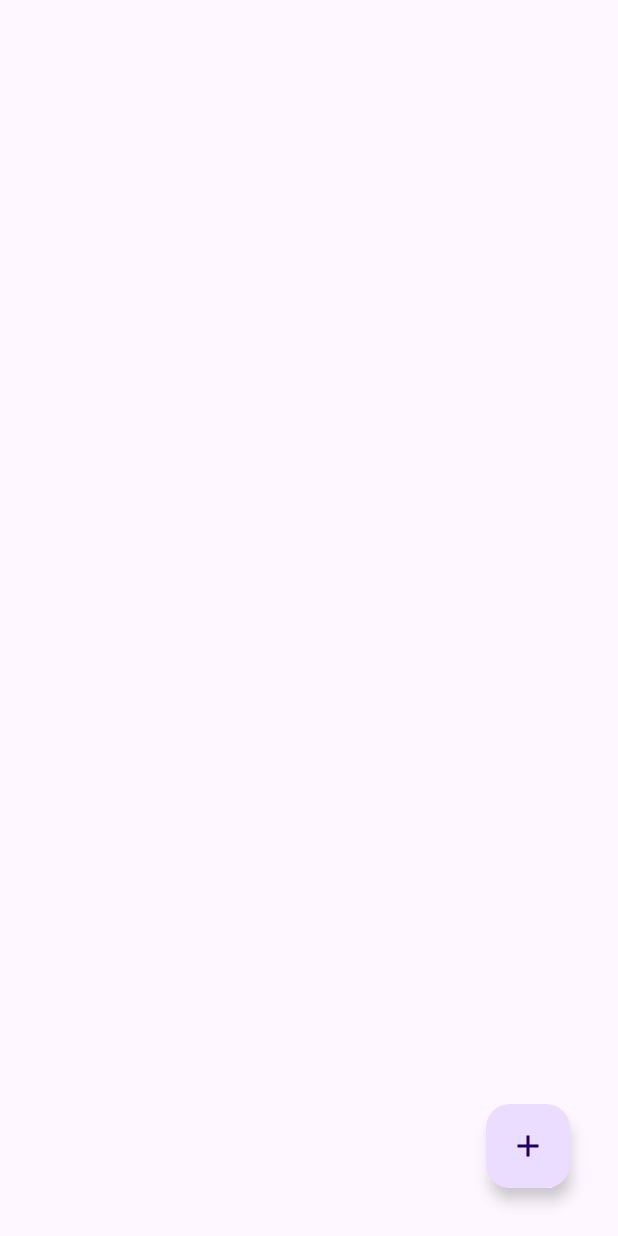
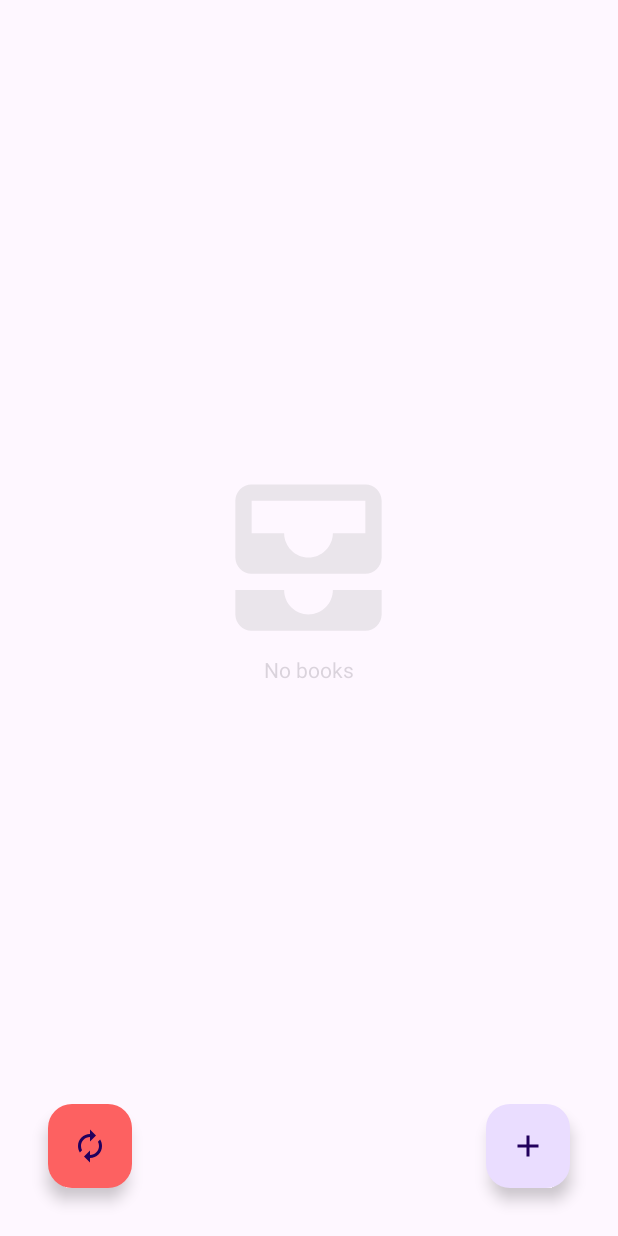
Before and after one commit to oktapiancaw/SimpleBookLibrary, an Android app: the screen it shows after launch (MainActivity), on a phone screen of 412 x 824 dp. Run offline under Robolectric (Android 15) with nearby library versions, the phone set to English and light mode, and no system bars.

Commit message:
Added delete all book function

```diff
--- a/app/src/main/java/com/serbi/libraryapplication/DatabaseHelper.java
+++ b/app/src/main/java/com/serbi/libraryapplication/DatabaseHelper.java
@@ -82,6 +82,11 @@ public class DatabaseHelper extends SQLiteOpenHelper {
         }
     }
 
+    public void deleteAllBook() {
+        SQLiteDatabase database = this.getWritableDatabase();
+        database.execSQL("DELETE FROM " + TABLE_NAME);
+    }
+
     public Cursor readAllData() {
         String readAllDataQuery = "SELECT * FROM " + TABLE_NAME;
         SQLiteDatabase database = this.getReadableDatabase();
--- a/app/src/main/java/com/serbi/libraryapplication/MainActivity.java
+++ b/app/src/main/java/com/serbi/libraryapplication/MainActivity.java
@@ -1,12 +1,16 @@
 package com.serbi.libraryapplication;
 
+import android.content.DialogInterface;
 import android.content.Intent;
 import android.database.Cursor;
 import android.os.Bundle;
 import android.view.View;
+import android.widget.ImageView;
+import android.widget.TextView;
 import android.widget.Toast;
 
 import androidx.activity.EdgeToEdge;
+import androidx.appcompat.app.AlertDialog;
 import androidx.appcompat.app.AppCompatActivity;
 import androidx.core.graphics.Insets;
 import androidx.core.view.ViewCompat;
@@ -21,11 +25,13 @@ import java.util.ArrayList;
 public class MainActivity extends AppCompatActivity {
 
     RecyclerView rv_books;
-    FloatingActionButton btn_toAddBookPage;
+    FloatingActionButton btn_toAddBookPage, btn_deleteAll;
 
     DatabaseHelper database;
     ArrayList<String> book_id, book_title, book_author, book_pages;
     CustomBookAdapter bookAdapter;
+    ImageView iv_noData;
+    TextView tv_noData_txt;
 
     @Override
     protected void onCreate(Bundle savedInstanceState) {
@@ -39,7 +45,27 @@ public class MainActivity extends AppCompatActivity {
         });
 
         rv_books = findViewById(R.id.rv_books);
+
         btn_toAddBookPage = findViewById(R.id.btn_plus);
+        btn_deleteAll = findViewById(R.id.btn_deleteAllButton);
+
+        database = new DatabaseHelper(MainActivity.this);
+
+        iv_noData = findViewById(R.id.iv_noData);
+
+        tv_noData_txt = findViewById(R.id.tv_noData_txt);
+
+        book_id = new ArrayList<>();
+        book_title = new ArrayList<>();
+        book_author = new ArrayList<>();
+        book_pages = new ArrayList<>();
+
+        btn_deleteAll.setOnClickListener(new View.OnClickListener() {
+            @Override
+            public void onClick(View v) {
+                deleteAllBook();
+            }
+        });
         btn_toAddBookPage.setOnClickListener(new View.OnClickListener() {
             @Override
             public void onClick(View v) {
@@ -47,29 +73,50 @@ public class MainActivity extends AppCompatActivity {
             }
         });
 
-        database = new DatabaseHelper(MainActivity.this);
-        book_id = new ArrayList<>();
-        book_title = new ArrayList<>();
-        book_author = new ArrayList<>();
-        book_pages = new ArrayList<>();
-
         storeBookDataInArrays();
         bookAdapter = new CustomBookAdapter(MainActivity.this, book_id, book_title, book_author, book_pages);
         rv_books.setAdapter(bookAdapter);
         rv_books.setLayoutManager(new LinearLayoutManager(MainActivity.this));
     }
 
-    void storeBookDataInArrays() {
+    private void storeBookDataInArrays() {
         Cursor cursor = database.readAllData();
         if (cursor.getCount() == 0) {
-            Toast.makeText(this, "No book data found", Toast.LENGTH_SHORT).show();
+            iv_noData.setVisibility(View.VISIBLE);
+            tv_noData_txt.setVisibility(View.VISIBLE);
         } else {
             while (cursor.moveToNext()) {
                 book_id.add(cursor.getString(0));
                 book_title.add(cursor.getString(1));
                 book_author.add(cursor.getString(2));
                 book_pages.add(cursor.getString(3));
+
+                iv_noData.setVisibility(View.GONE);
+                tv_noData_txt.setVisibility(View.GONE);
             }
         }
     }
+
+    private void deleteAllBook() {
+        AlertDialog.Builder builder = new AlertDialog.Builder(MainActivity.this);
+        builder.setTitle("Delete all books");
+        builder.setMessage("Are you sure you want to delete all books?");
+
+        builder.setPositiveButton("Yes", new DialogInterface.OnClickListener() {
+            @Override
+            public void onClick(DialogInterface dialog, int which) {
+                database.deleteAllBook();
+                startActivity(new Intent(MainActivity.this, MainActivity.class));
+                finish();
+            }
+        });
+
+        builder.setNegativeButton("No", new DialogInterface.OnClickListener() {
+            @Override
+            public void onClick(DialogInterface dialog, int which) {
+                // Do nothing
+            }
+        });
+        builder.create().show();
+    }
 }
--- a/app/src/main/java/com/serbi/libraryapplication/UpdateBookActivity.java
+++ b/app/src/main/java/com/serbi/libraryapplication/UpdateBookActivity.java
@@ -74,6 +74,7 @@ public class UpdateBookActivity extends AppCompatActivity {
         AlertDialog.Builder builder = new AlertDialog.Builder(UpdateBookActivity.this);
         builder.setTitle("Delete " + bookName + "?");
         builder.setMessage("Are you sure you want to delete " + bookName + "?");
+
         builder.setPositiveButton("Yes", (dialog, which) -> {
             DatabaseHelper databaseHelper = new DatabaseHelper(UpdateBookActivity.this);
             databaseHelper.deleteBook(bookId);
@@ -84,7 +85,6 @@ public class UpdateBookActivity extends AppCompatActivity {
         builder.setNegativeButton("No", (dialog, which) -> {
             // Do nothing
         });
-
         builder.create().show();
     }
 }
--- /dev/null
+++ b/app/src/main/res/drawable/baseline_all_inbox_24.xml
@@ -0,0 +1,5 @@
+<vector xmlns:android="http://schemas.android.com/apk/res/android" android:height="24dp" android:tint="#9B9B9B" android:viewportHeight="24" android:viewportWidth="24" android:width="24dp">
+
+    <path android:fillColor="@android:color/white" android:pathData="M19,3L5,3c-1.1,0 -2,0.9 -2,2v7c0,1.1 0.9,2 2,2h14c1.1,0 2,-0.9 2,-2L21,5c0,-1.1 -0.9,-2 -2,-2zM19,9h-4c0,1.62 -1.38,3 -3,3s-3,-1.38 -3,-3L5,9L5,5h14v4zM15,16h6v3c0,1.1 -0.9,2 -2,2L5,21c-1.1,0 -2,-0.9 -2,-2v-3h6c0,1.66 1.34,3 3,3s3,-1.34 3,-3z"/>
+
+</vector>
--- /dev/null
+++ b/app/src/main/res/drawable/baseline_autorenew_24.xml
@@ -0,0 +1,5 @@
+<vector xmlns:android="http://schemas.android.com/apk/res/android" android:height="24dp" android:tint="#FFFFFF" android:viewportHeight="24" android:viewportWidth="24" android:width="24dp">
+
+    <path android:fillColor="@android:color/white" android:pathData="M12,6v3l4,-4 -4,-4v3c-4.42,0 -8,3.58 -8,8 0,1.57 0.46,3.03 1.24,4.26L6.7,14.8c-0.45,-0.83 -0.7,-1.79 -0.7,-2.8 0,-3.31 2.69,-6 6,-6zM18.76,7.74L17.3,9.2c0.44,0.84 0.7,1.79 0.7,2.8 0,3.31 -2.69,6 -6,6v-3l-4,4 4,4v-3c4.42,0 8,-3.58 8,-8 0,-1.57 -0.46,-3.03 -1.24,-4.26z"/>
+
+</vector>
--- a/app/src/main/res/layout/activity_main.xml
+++ b/app/src/main/res/layout/activity_main.xml
@@ -27,4 +27,42 @@
         app:layout_constraintBottom_toBottomOf="parent"
         app:srcCompat="@drawable/baseline_add_24"
         app:layout_constraintEnd_toEndOf="parent" />
+
+    <com.google.android.material.floatingactionbutton.FloatingActionButton
+        android:id="@+id/btn_deleteAllButton"
+        android:layout_width="wrap_content"
+        android:backgroundTint="@color/softRed"
+        android:layout_height="wrap_content"
+        android:layout_marginStart="32dp"
+        android:layout_marginBottom="32dp"
+        android:clickable="true"
+        android:focusable="true"
+        app:layout_constraintBottom_toBottomOf="parent"
+        app:layout_constraintStart_toStartOf="parent"
+        app:srcCompat="@drawable/baseline_autorenew_24" />
+
+    <ImageView
+        android:id="@+id/iv_noData"
+        android:layout_width="130dp"
+        android:layout_height="130dp"
+        android:alpha="0.2"
+        app:layout_constraintBottom_toBottomOf="parent"
+        app:layout_constraintEnd_toEndOf="parent"
+        app:layout_constraintHorizontal_bias="0.498"
+        app:layout_constraintStart_toStartOf="parent"
+        android:visibility="gone"
+        app:layout_constraintTop_toTopOf="parent"
+        app:layout_constraintVertical_bias="0.442"
+        app:srcCompat="@drawable/baseline_all_inbox_24" />
+
+    <TextView
+        android:id="@+id/tv_noData_txt"
+        android:layout_width="wrap_content"
+        android:layout_height="wrap_content"
+        android:text="No books"
+        android:alpha="0.2"
+        android:visibility="gone"
+        app:layout_constraintEnd_toEndOf="parent"
+        app:layout_constraintStart_toStartOf="parent"
+        app:layout_constraintTop_toBottomOf="@+id/iv_noData" />
 </androidx.constraintlayout.widget.ConstraintLayout>
--- a/app/src/main/res/values/colors.xml
+++ b/app/src/main/res/values/colors.xml
@@ -3,4 +3,5 @@
     <color name="black">#FF000000</color>
     <color name="white">#FFFFFFFF</color>
     <color name="red">#EC2D2D</color>
+    <color name="softRed">#FD6161</color>
 </resources>
```
